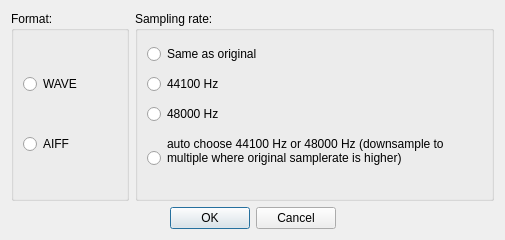
Above: GUI/ConvertToWAV_AIFF/convert_dialog_view.ui from Gdalik/EarQuiz_Frequencies before the change. Below: the same form after it.
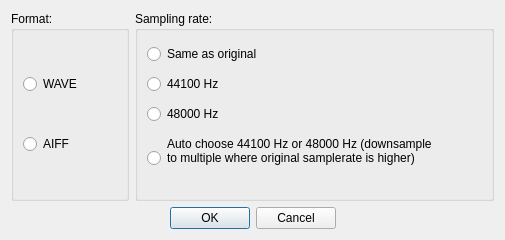
That is the form after the change.

```diff
--- a/GUI/ConvertToWAV_AIFF/convert_dialog_view.ui
+++ b/GUI/ConvertToWAV_AIFF/convert_dialog_view.ui
@@ -66,28 +66,28 @@
         <string>Sampling rate:</string>
        </property>
        <layout class="QVBoxLayout" name="verticalLayout_2">
-        <item>
+        <item alignment="Qt::AlignLeft">
          <widget class="QRadioButton" name="SameAsOriginalBut">
           <property name="text">
            <string>Same as original</string>
           </property>
          </widget>
         </item>
-        <item>
+        <item alignment="Qt::AlignLeft">
          <widget class="QRadioButton" name="SR441But">
           <property name="text">
            <string>44100 Hz</string>
           </property>
          </widget>
         </item>
-        <item>
+        <item alignment="Qt::AlignLeft">
          <widget class="QRadioButton" name="SR48But">
           <property name="text">
            <string>48000 Hz</string>
           </property>
          </widget>
         </item>
-        <item>
+        <item alignment="Qt::AlignLeft">
          <widget class="QRadioButton" name="DivisibleBut">
           <property name="minimumSize">
            <size>
@@ -99,8 +99,8 @@
            <string notr="true">text-align: left;</string>
           </property>
           <property name="text">
-           <string>auto choose 44100 Hz or 48000 Hz (downsample to
-multiple where original samplerate is higher)
+           <string>Auto choose 44100 Hz or 48000 Hz (downsample
+to multiple where original samplerate is higher)
                                             </string>
           </property>
          </widget>
```
Left out of the diff: 23 changed lines with no effect on the pictures.
